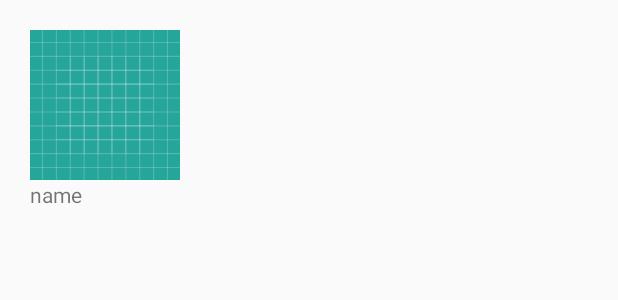
After one commit to KevCrisanto/picstant, an Android app: the layout nav_header.xml on its own in the app's theme, with its tools: preview values and no code run, on a phone screen of 412 x 824 dp. The commit adds this screen. Shown: the top 300 px of the screen. Run offline under Robolectric (Android 15) with nearby library versions, the phone set to English and light mode, and no system bars.

Commit message:
Designed the navigation drawer

```diff
--- /dev/null
+++ b/app/src/main/res/layout/nav_header.xml
@@ -0,0 +1,21 @@
+<?xml version="1.0" encoding="utf-8"?>
+<RelativeLayout
+    xmlns:android="http://schemas.android.com/apk/res/android"
+    android:layout_width="match_parent"
+    android:layout_height="wrap_content"
+    android:layout_margin="20dp"
+    >
+
+    <ImageView
+        android:layout_width="100dp"
+        android:layout_height="100dp"
+        android:src="@drawable/ic_launcher_background"
+        android:id="@+id/user_iv"/>
+
+    <TextView
+        android:layout_width="wrap_content"
+        android:layout_height="wrap_content"
+        android:layout_below="@+id/user_iv"
+        android:text="name"/>
+
+</RelativeLayout>
--- a/app/src/main/res/values/colors.xml
+++ b/app/src/main/res/values/colors.xml
@@ -1,6 +1,6 @@
 <?xml version="1.0" encoding="utf-8"?>
 <resources>
-    <color name="colorPrimary">#3F51B5</color>
-    <color name="colorPrimaryDark">#303F9F</color>
-    <color name="colorAccent">#FF4081</color>
+    <color name="colorPrimary">#2D5D82</color>
+    <color name="colorPrimaryDark">#21425D</color>
+    <color name="colorAccent">#01BCD5</color>
 </resources>
--- a/app/src/main/res/values/strings.xml
+++ b/app/src/main/res/values/strings.xml
@@ -1,3 +1,5 @@
 <resources>
     <string name="app_name">Picstant</string>
+    <string name="open">Open</string>
+    <string name="close">Close</string>
 </resources>
```
Also changed, not shown: app/build.gradle (+7 -0 lines), app/src/main/java/com/crisanto/kevin/picstant/MainActivity.java (+20 -0 lines), app/src/main/res/layout/activity_main.xml (+17 -11 lines), app/src/main/res/menu/nav_menu.xml (added, +8 -0 lines).
